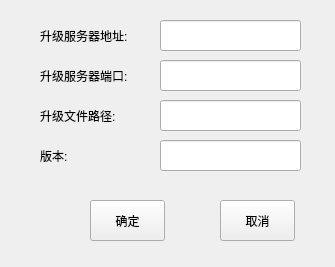
Old version of the form engine/views/AncUpSrvConfigWidget.ui in the repository ridolph/uwbEnginer.
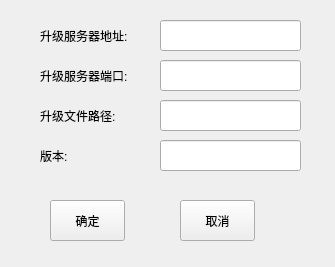
New version of the form.

The edit to the form file:
```diff
--- a/engine/views/AncUpSrvConfigWidget.ui
+++ b/engine/views/AncUpSrvConfigWidget.ui
@@ -2,6 +2,9 @@
 <ui version="4.0">
  <class>AncUpSrvConfigWidget</class>
  <widget class="QWidget" name="AncUpSrvConfigWidget">
+  <property name="enabled">
+   <bool>true</bool>
+  </property>
   <property name="geometry">
    <rect>
     <x>0</x>
@@ -18,8 +21,8 @@
   </property>
   <property name="maximumSize">
    <size>
-    <width>335</width>
-    <height>267</height>
+    <width>360</width>
+    <height>280</height>
    </size>
   </property>
   <property name="windowTitle">
@@ -97,7 +100,7 @@
   <widget class="QPushButton" name="okBtn">
    <property name="geometry">
     <rect>
-     <x>90</x>
+     <x>50</x>
      <y>200</y>
      <width>75</width>
      <height>41</height>
@@ -110,7 +113,7 @@
   <widget class="QPushButton" name="cancelBtn">
    <property name="geometry">
     <rect>
-     <x>220</x>
+     <x>180</x>
      <y>200</y>
      <width>75</width>
      <height>41</height>
```
